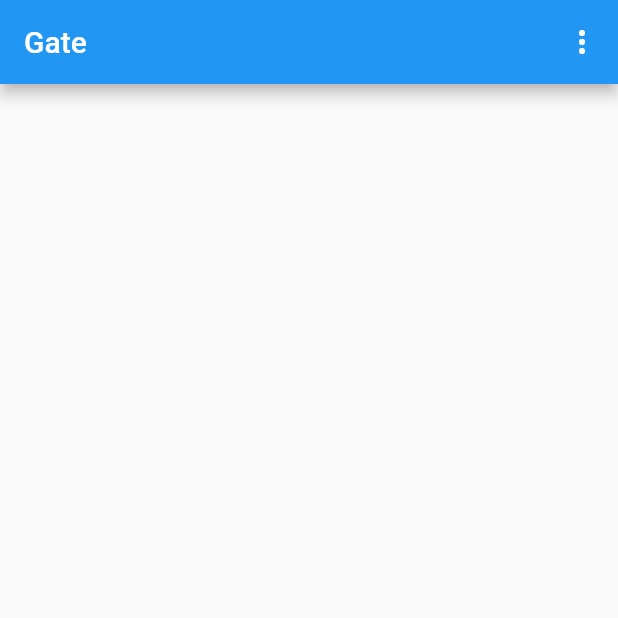
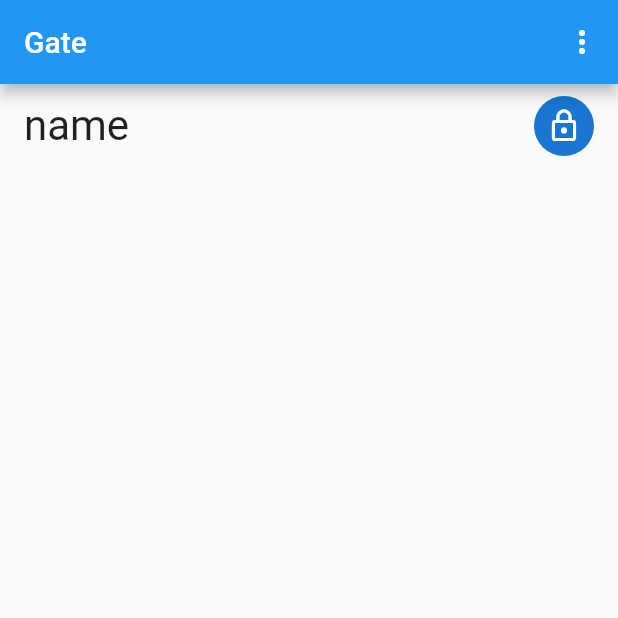
Before and after one commit to ndomx/Gate, a Flutter app: the screen it shows after launch, on a phone screen of 412 x 824 dp, the top half of it. Run offline on Flutter 3.47's test engine with Material 2 defaults, Android fonts, the phone set to English and light mode, and no system bars; our stand-ins replace flutter_secure_storage, shared_preferences, sqflite; accounts and stored records are empty.

Commit message:
implement devices view

```diff
--- /dev/null
+++ b/clients/flutter_client/lib/src/controllers/devices_controller.dart
@@ -0,0 +1,14 @@
+import 'package:flutter_client/src/db/entities/node_entity.dart';
+import 'package:flutter_client/src/viewmodels/device_viewmodel.dart';
+
+class DevicesController {
+  Future<List<DeviceViewModel>?> loadDevices() async {
+    await Future.delayed(const Duration(seconds: 4));
+
+    return [const DeviceViewModel(NodeEntity(id: '123', name: 'name'))];
+  }
+
+  Future<void> requestAccess(DeviceViewModel device) async {
+    print(device.node.id);
+  }
+}
--- /dev/null
+++ b/clients/flutter_client/lib/src/viewmodels/device_viewmodel.dart
@@ -0,0 +1,7 @@
+import 'package:flutter_client/src/db/entities/node_entity.dart';
+
+class DeviceViewModel {
+  final NodeEntity node;
+
+  const DeviceViewModel(this.node);
+}
--- /dev/null
+++ b/clients/flutter_client/lib/src/views/devices_view.dart
@@ -0,0 +1,77 @@
+import 'package:flutter/material.dart';
+import 'package:flutter_client/src/controllers/devices_controller.dart';
+import 'package:flutter_client/src/viewmodels/device_viewmodel.dart';
+
+class DevicesView extends StatefulWidget {
+  const DevicesView({super.key});
+
+  @override
+  State<DevicesView> createState() => _DevicesViewState();
+}
+
+class _DevicesViewState extends State<DevicesView> {
+  final _controller = DevicesController();
+
+  late Future<List<DeviceViewModel>?> _devices;
+
+  @override
+  void initState() {
+    super.initState();
+
+    _devices = _controller.loadDevices();
+  }
+
+  @override
+  Widget build(BuildContext context) {
+    return FutureBuilder(
+      builder: (context, snapshot) {
+        switch (snapshot.connectionState) {
+          case ConnectionState.waiting:
+            return _loadingWidget(context);
+          case ConnectionState.done:
+            if (snapshot.hasError) {
+              return _errorWidget(context);
+            }
+
+            final devices = snapshot.data;
+            if (devices == null) {
+              return _errorWidget(context);
+            }
+
+            return _deviceListWidget(context, devices);
+
+          default:
+            return _loadingWidget(context);
+        }
+      },
+      future: _devices,
+    );
+  }
+
+  Widget _deviceListWidget(
+      BuildContext context, List<DeviceViewModel> devices) {
+    if (devices.isEmpty) {
+      return const Text('No devices found');
+    }
+
+    return ListView.builder(
+      itemBuilder: (context, index) => ListTile(
+        title: Text(devices[index].node.name,
+            style: const TextStyle(fontSize: 28)),
+        trailing: const CircleAvatar(
+          child: Icon(Icons.lock_outline),
+        ),
+        onTap: () => _controller.requestAccess(devices[index]),
+      ),
+      itemCount: devices.length,
+    );
+  }
+
+  Widget _loadingWidget(BuildContext context) {
+    return const Text('Loading...');
+  }
+
+  Widget _errorWidget(BuildContext context) {
+    return const Text('error');
+  }
+}
--- a/clients/flutter_client/lib/src/views/home_view.dart
+++ b/clients/flutter_client/lib/src/views/home_view.dart
@@ -1,4 +1,5 @@
 import 'package:flutter/material.dart';
+import 'package:flutter_client/src/views/devices_view.dart';
 import 'package:flutter_client/src/views/login_view.dart';
 import 'package:flutter_client/src/views/settings_view.dart';
 
@@ -41,6 +42,7 @@
           )
         ],
       ),
+      body: const DevicesView(),
     );
   }
 }
```
